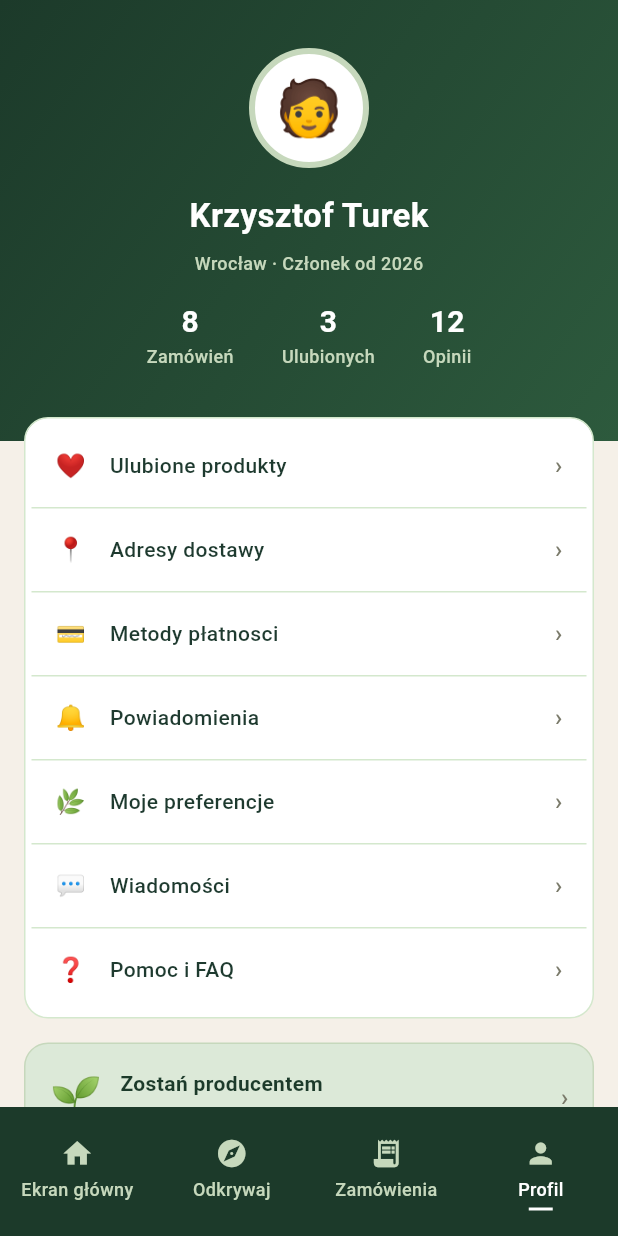
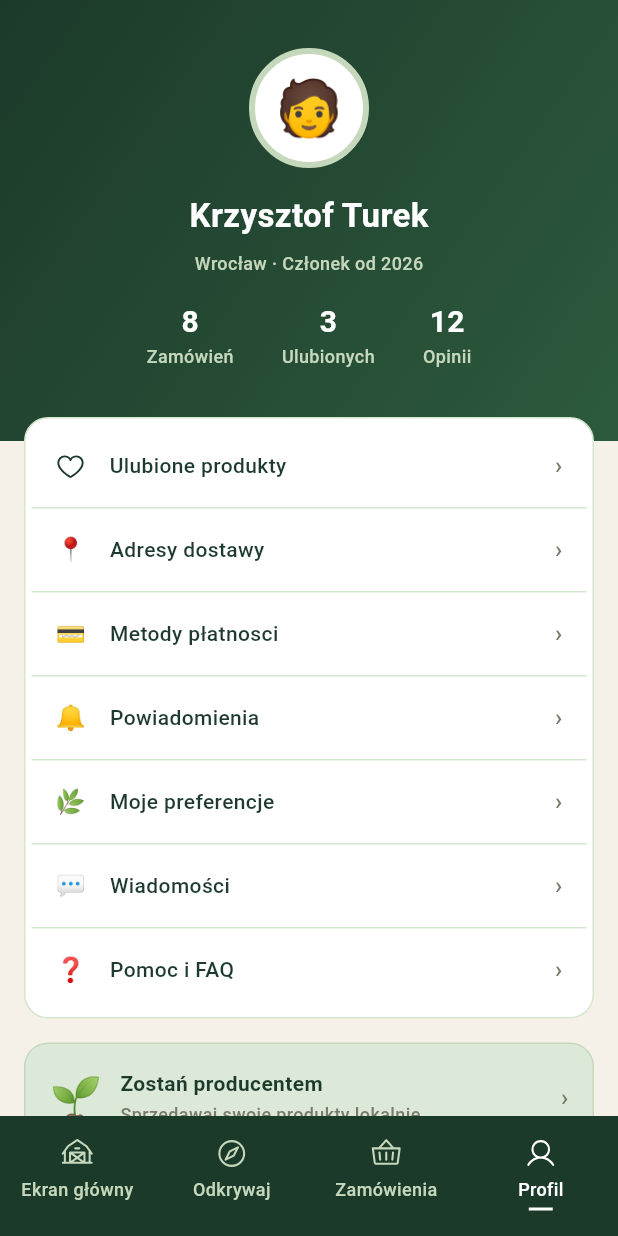
Before and after one commit to Cay00/LokalnyKoszyk, a Flutter app: the screen it shows after launch, item 4 of the bottom bar chosen, on a phone screen of 412 x 824 dp. Run offline on Flutter 3.47's test engine with Material 3 defaults, Android fonts, the phone set to English and light mode, and no system bars; our stand-ins replace flutter_svg.

Commit message:
Add SVG icons for navigation and update profile screen to use SVG assets

```diff
--- a/lib/main.dart
+++ b/lib/main.dart
@@ -1,5 +1,6 @@
 import 'package:flutter/material.dart';
 import 'package:flutter/services.dart';
+import 'package:flutter_svg/flutter_svg.dart';
 import 'package:lokalny_koszyk/screens/discover_screen.dart';
 import 'package:lokalny_koszyk/screens/home_screen.dart';
 import 'package:lokalny_koszyk/screens/orders_screen.dart';
@@ -77,12 +78,12 @@ class _MyHomePageState extends State<MyHomePage> {
         items: const <BottomNavigationBarItem>[
           BottomNavigationBarItem(
             icon: _BottomNavItemVisual(
-              icon: Icons.home,
+              assetPath: 'assets/icons/barn.svg',
               label: 'Ekran główny',
               isActive: false,
             ),
             activeIcon: _BottomNavItemVisual(
-              icon: Icons.home,
+              assetPath: 'assets/icons/barn.svg',
               label: 'Ekran główny',
               isActive: true,
             ),
@@ -90,12 +91,12 @@ class _MyHomePageState extends State<MyHomePage> {
           ),
           BottomNavigationBarItem(
             icon: _BottomNavItemVisual(
-              icon: Icons.explore,
+              assetPath: 'assets/icons/compass.svg',
               label: 'Odkrywaj',
               isActive: false,
             ),
             activeIcon: _BottomNavItemVisual(
-              icon: Icons.explore,
+              assetPath: 'assets/icons/compass.svg',
               label: 'Odkrywaj',
               isActive: true,
             ),
@@ -103,12 +104,12 @@ class _MyHomePageState extends State<MyHomePage> {
           ),
           BottomNavigationBarItem(
             icon: _BottomNavItemVisual(
-              icon: Icons.receipt_long,
+              assetPath: 'assets/icons/basket.svg',
               label: 'Zamówienia',
               isActive: false,
             ),
             activeIcon: _BottomNavItemVisual(
-              icon: Icons.receipt_long,
+              assetPath: 'assets/icons/basket.svg',
               label: 'Zamówienia',
               isActive: true,
             ),
@@ -116,12 +117,12 @@ class _MyHomePageState extends State<MyHomePage> {
           ),
           BottomNavigationBarItem(
             icon: _BottomNavItemVisual(
-              icon: Icons.person,
+              assetPath: 'assets/icons/user.svg',
               label: 'Profil',
               isActive: false,
             ),
             activeIcon: _BottomNavItemVisual(
-              icon: Icons.person,
+              assetPath: 'assets/icons/user.svg',
               label: 'Profil',
               isActive: true,
             ),
@@ -135,12 +136,12 @@ class _MyHomePageState extends State<MyHomePage> {
 
 class _BottomNavItemVisual extends StatelessWidget {
   const _BottomNavItemVisual({
-    required this.icon,
+    required this.assetPath,
     required this.label,
     required this.isActive,
   });
 
-  final IconData icon;
+  final String assetPath;
   final String label;
   final bool isActive;
 
@@ -151,8 +152,13 @@ class _BottomNavItemVisual extends StatelessWidget {
     return Column(
       mainAxisSize: MainAxisSize.min,
       children: <Widget>[
-        const SizedBox(height: 8),
-        Icon(icon, size: 22, color: AppColors.textOnDark),
+        const SizedBox(height: 2),
+        SvgPicture.asset(
+          assetPath,
+          width: 22,
+          height: 22,
+          colorFilter: ColorFilter.mode(itemColor, BlendMode.srcIn),
+        ),
         const SizedBox(height: 4),
         Text(
           label,
--- a/lib/screens/profile_screen.dart
+++ b/lib/screens/profile_screen.dart
@@ -1,4 +1,5 @@
 import 'package:flutter/material.dart';
+import 'package:flutter_svg/flutter_svg.dart';
 
 import '../theme/app_theme.dart';
 
@@ -6,7 +7,7 @@ class ProfileScreen extends StatelessWidget {
   const ProfileScreen({super.key});
 
   static const List<_ProfileMenuItem> _menu = <_ProfileMenuItem>[
-    _ProfileMenuItem(icon: '❤️', label: 'Ulubione produkty'),
+    _ProfileMenuItem(iconAsset: 'assets/icons/heart.svg', label: 'Ulubione produkty'),
     _ProfileMenuItem(icon: '📍', label: 'Adresy dostawy'),
     _ProfileMenuItem(icon: '💳', label: 'Metody płatnosci'),
     _ProfileMenuItem(icon: '🔔', label: 'Powiadomienia'),
@@ -73,6 +74,7 @@ class ProfileScreen extends StatelessWidget {
                       final _ProfileMenuItem item = entry.value;
                       return _ProfileMenuTile(
                         icon: item.icon,
+                        iconAsset: item.iconAsset,
                         label: item.label,
                         withDivider: i < _menu.length - 1,
                       );
@@ -160,11 +162,13 @@ class _ProfileStat extends StatelessWidget {
 class _ProfileMenuTile extends StatelessWidget {
   const _ProfileMenuTile({
     required this.icon,
+    this.iconAsset,
     required this.label,
     required this.withDivider,
   });
 
   final String icon;
+  final String? iconAsset;
   final String label;
   final bool withDivider;
 
@@ -182,7 +186,17 @@ class _ProfileMenuTile extends StatelessWidget {
         padding: const EdgeInsets.symmetric(horizontal: 16, vertical: 16),
         child: Row(
           children: <Widget>[
-            Text(icon, style: const TextStyle(fontSize: 16)),
+            iconAsset != null
+                ? SvgPicture.asset(
+                    iconAsset!,
+                    width: 20,
+                    height: 20,
+                    colorFilter: const ColorFilter.mode(
+                      Color(0xFF1E3A2F),
+                      BlendMode.srcIn,
+                    ),
+                  )
+                : Text(icon, style: const TextStyle(fontSize: 16)),
             const SizedBox(width: 16),
             Expanded(
               child: Text(
@@ -261,10 +275,12 @@ class _BecomeProducerCard extends StatelessWidget {
 
 class _ProfileMenuItem {
   const _ProfileMenuItem({
-    required this.icon,
+    this.icon = '',
+    this.iconAsset,
     required this.label,
   });
 
   final String icon;
+  final String? iconAsset;
   final String label;
 }
--- a/pubspec.yaml
+++ b/pubspec.yaml
@@ -34,6 +34,7 @@ dependencies:
   # The following adds the Cupertino Icons font to your application.
   # Use with the CupertinoIcons class for iOS style icons.
   cupertino_icons: ^1.0.8
+  flutter_svg: ^2.2.2
 
 dev_dependencies:
   flutter_test:
@@ -56,6 +57,8 @@ flutter:
   # included with your application, so that you can use the icons in
   # the material Icons class.
   uses-material-design: true
+  assets:
+    - assets/icons/
 
   # To add assets to your application, add an assets section, like this:
   # assets:
```
Also changed, not shown: assets/icons/barn.svg (added), assets/icons/basket.svg (added), assets/icons/bell.svg (added), assets/icons/compass.svg (added), assets/icons/hand-coins.svg (added), assets/icons/heart.svg (added), assets/icons/map-pin-area.svg (added), assets/icons/user.svg (added), pubspec.lock, 1 other file.
